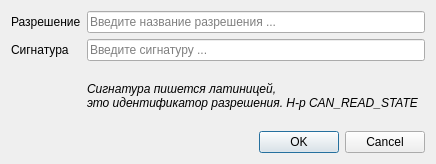
The window that klever/managers/autorization/widgets/settings/addpromissiondialog.ui (gen1izh/cpp) describes before a commit, drawn with Qt 5.
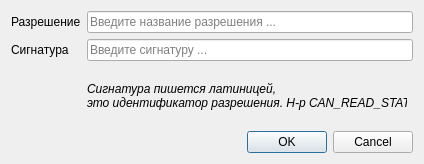
The same window after the commit.

Patch:
```diff
--- a/klever/managers/autorization/widgets/settings/addpromissiondialog.ui
+++ b/klever/managers/autorization/widgets/settings/addpromissiondialog.ui
@@ -10,6 +10,18 @@
     <height>164</height>
    </rect>
   </property>
+  <property name="minimumSize">
+   <size>
+    <width>424</width>
+    <height>164</height>
+   </size>
+  </property>
+  <property name="maximumSize">
+   <size>
+    <width>424</width>
+    <height>164</height>
+   </size>
+  </property>
   <property name="windowTitle">
    <string>Dialog</string>
   </property>
```
